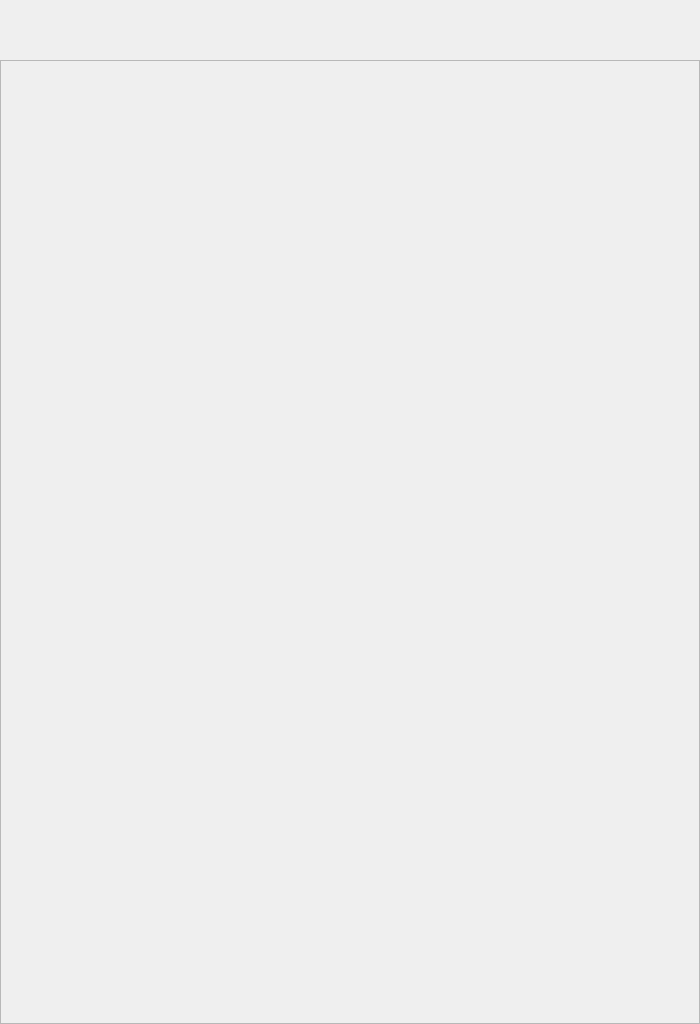
breaveSun/central_control, file lightpage.ui: the form before one commit.
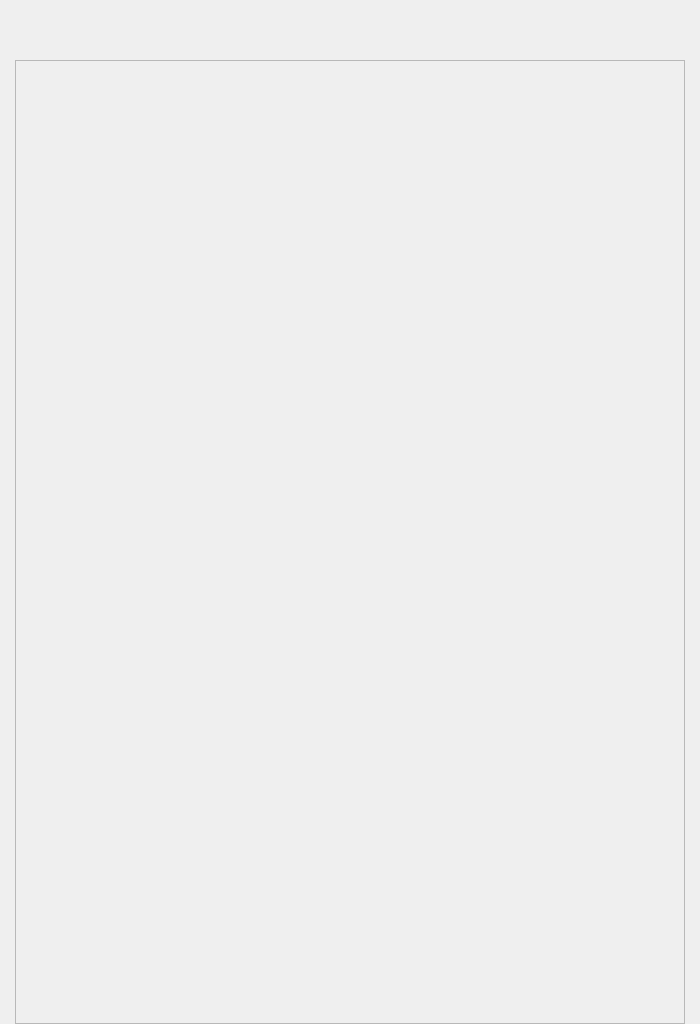
The form after the commit. Custom widgets are drawn as their Qt base class.

```diff
--- a/lightpage.ui
+++ b/lightpage.ui
@@ -24,13 +24,13 @@
     <number>0</number>
    </property>
    <property name="leftMargin">
-    <number>0</number>
+    <number>15</number>
    </property>
    <property name="topMargin">
     <number>0</number>
    </property>
    <property name="rightMargin">
-    <number>0</number>
+    <number>15</number>
    </property>
    <property name="bottomMargin">
     <number>0</number>
@@ -123,7 +123,7 @@
        <rect>
         <x>0</x>
         <y>0</y>
-        <width>698</width>
+        <width>668</width>
         <height>1000</height>
        </rect>
       </property>
@@ -153,7 +153,19 @@
       </property>
       <layout class="QVBoxLayout" name="verticalLayout">
        <property name="spacing">
-        <number>20</number>
+        <number>30</number>
+       </property>
+       <property name="leftMargin">
+        <number>0</number>
+       </property>
+       <property name="topMargin">
+        <number>0</number>
+       </property>
+       <property name="rightMargin">
+        <number>0</number>
+       </property>
+       <property name="bottomMargin">
+        <number>0</number>
        </property>
       </layout>
      </widget>
```
